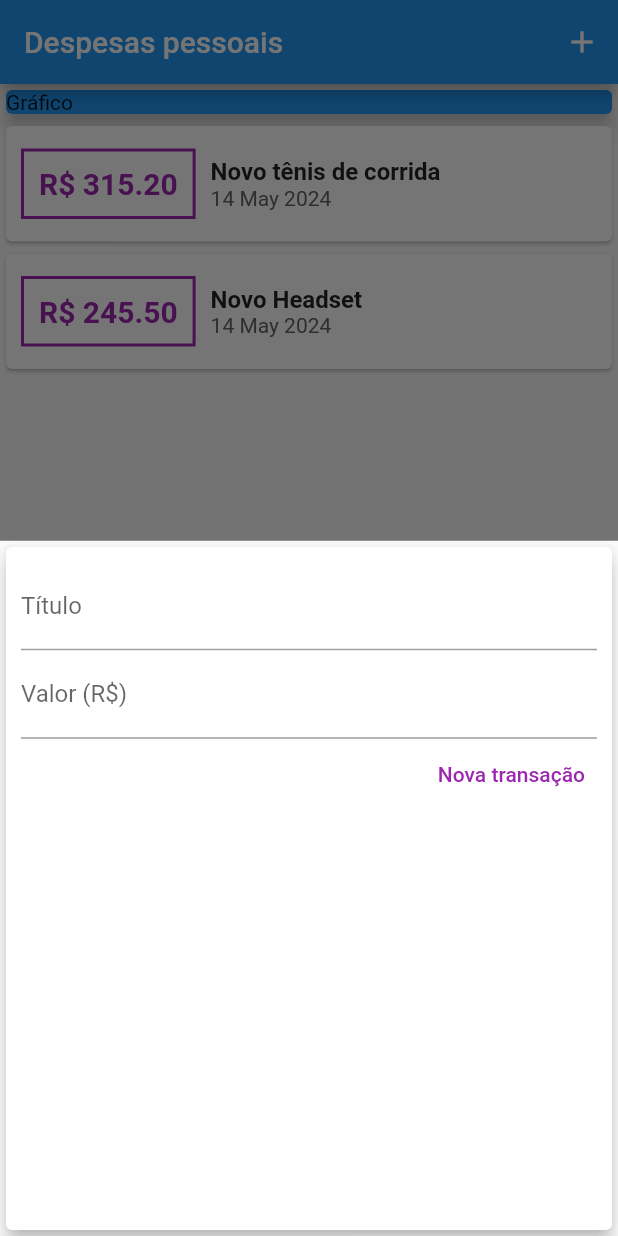
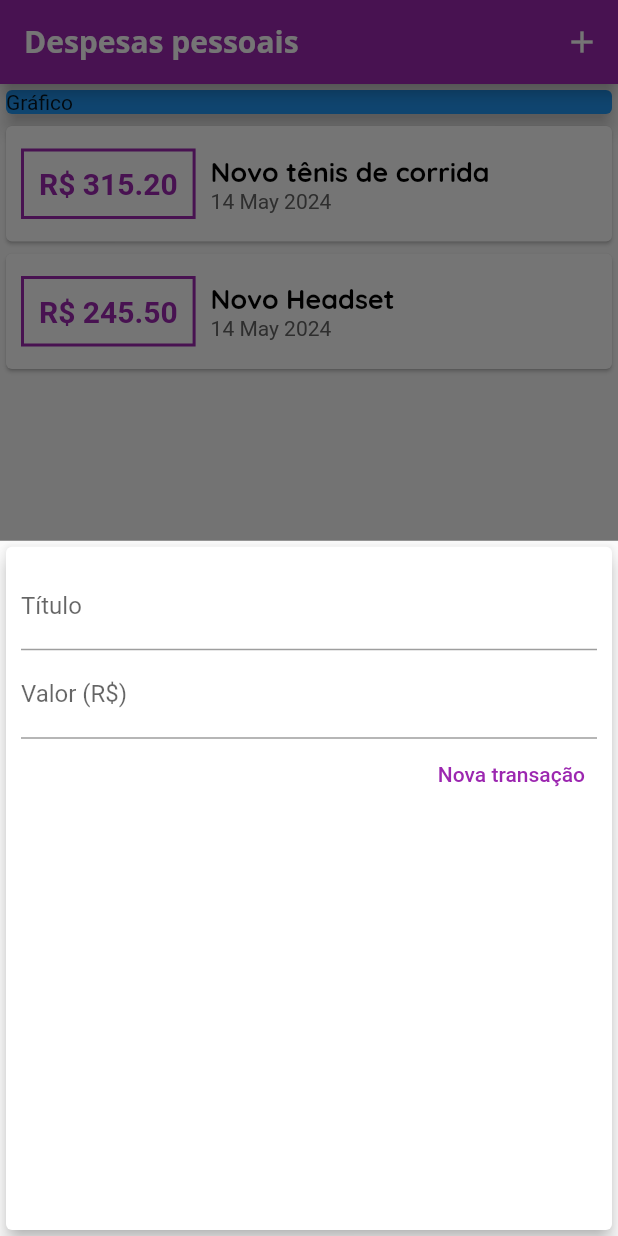
Before and after one commit to Rafa2266/expenses, a Flutter app: the screen it shows after launch, after a tap on the "add" icon, on a phone screen of 412 x 824 dp. Run offline on Flutter 3.47's test engine with Material 2 defaults, Android fonts, the phone set to English and light mode, and no system bars.

Commit message:
novas fontes adicionadas

```diff
--- a/lib/components/transaction_form.dart
+++ b/lib/components/transaction_form.dart
@@ -3,7 +3,7 @@ import 'package:flutter/material.dart';
 class TransactionForm extends StatefulWidget {
   final void Function(String, double) onSubmit;
 
-  TransactionForm({super.key, required this.onSubmit});
+  const TransactionForm({super.key, required this.onSubmit});
 
   @override
   State<TransactionForm> createState() => _TransactionFormState();
--- a/lib/components/transaction_list.dart
+++ b/lib/components/transaction_list.dart
@@ -22,26 +22,29 @@ class TransactionList extends StatelessWidget {
                 margin:
                     const EdgeInsets.symmetric(vertical: 15, horizontal: 10),
                 decoration: BoxDecoration(
-                    border: Border.all(color: Colors.purple, width: 2)),
+                    border: Border.all(
+                        color: Theme.of(context).colorScheme.primary,
+                        width: 2)),
                 padding: const EdgeInsets.all(10),
                 child: Text(
                   'R\$ $valuePrice',
-                  style: const TextStyle(
+                  style: TextStyle(
                       fontWeight: FontWeight.bold,
                       fontSize: 20,
-                      color: Colors.purple),
+                      color: Theme.of(context).colorScheme.primary),
                 ),
               ),
               Column(
                 crossAxisAlignment: CrossAxisAlignment.start,
                 children: <Widget>[
-                  Text(
-                    t.title,
-                    style: const TextStyle(
+                  Text(t.title,
+                      style: Theme.of(context)
+                          .textTheme
+                          .titleLarge /*  const TextStyle(
                       fontWeight: FontWeight.bold,
                       fontSize: 16,
-                    ),
-                  ),
+                    ), */
+                      ),
                   Text(
                     DateFormat('d MMM y').format(t.date),
                     style: const TextStyle(
--- a/lib/main.dart
+++ b/lib/main.dart
@@ -5,15 +5,37 @@ import 'package:expenses/components/transaction_list.dart';
 import 'package:expenses/models/transaction.dart';
 import 'package:flutter/material.dart';
 
-main() => runApp(const ExpensesApp());
+main() => runApp(ExpensesApp());
 
 class ExpensesApp extends StatelessWidget {
-  const ExpensesApp({super.key});
+  ExpensesApp({super.key});
+  final ThemeData tema = ThemeData();
 
   @override
   Widget build(BuildContext context) {
-    return const MaterialApp(
-      home: MyHomePage(),
+    return MaterialApp(
+      home: const MyHomePage(),
+      theme: tema.copyWith(
+        colorScheme: tema.colorScheme.copyWith(
+          primary: Colors.purple,
+          secondary: Colors.amber,
+        ),
+        textTheme: tema.textTheme.copyWith(
+          titleLarge: const TextStyle(
+            fontFamily: 'Quicksand',
+            fontSize: 18,
+            fontWeight: FontWeight.bold,
+            color: Colors.black,
+          ),
+        ),
+        appBarTheme: const AppBarTheme(
+          titleTextStyle: TextStyle(
+            fontFamily: 'OpenSans',
+            fontSize: 20,
+            fontWeight: FontWeight.bold,
+          ),
+        ),
+      ),
     );
   }
 }
```
Also changed, not shown: pubspec.yaml (+11 -6 lines), assets/fonts/OpenSans-Bold.ttf (added), assets/fonts/OpenSans-Regular.ttf (added), assets/fonts/Quicksand-Bold.ttf (added), assets/fonts/Quicksand-Light.ttf (added), assets/fonts/Quicksand-Medium.ttf (added), assets/fonts/Quicksand-Regular.ttf (added).
